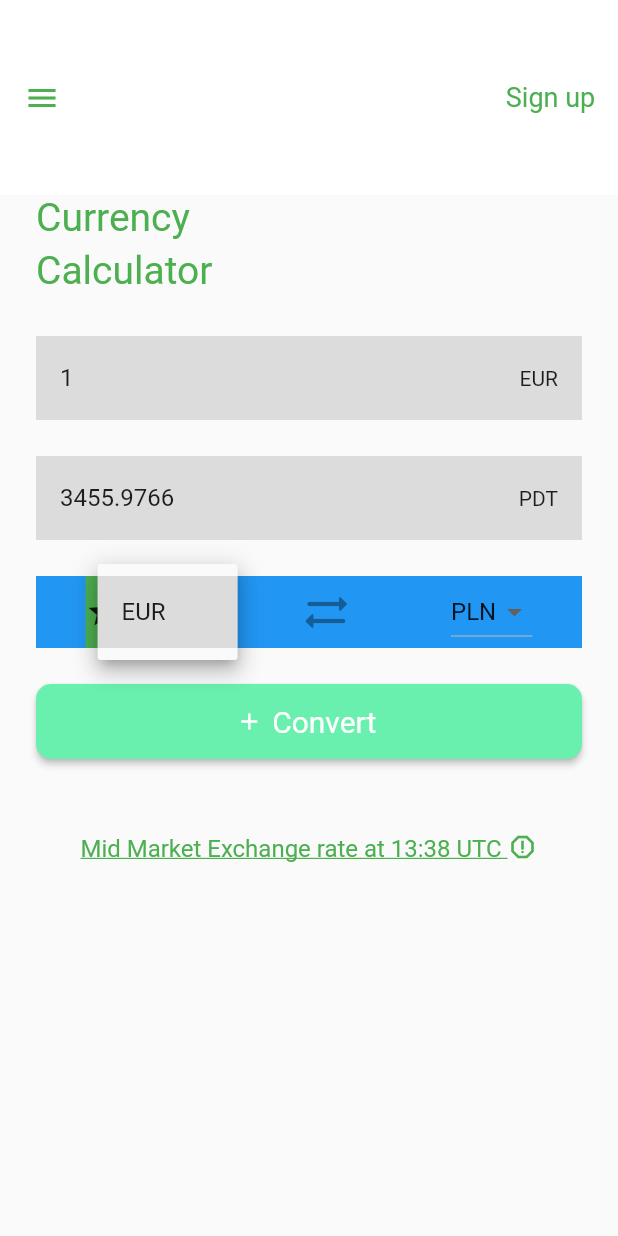
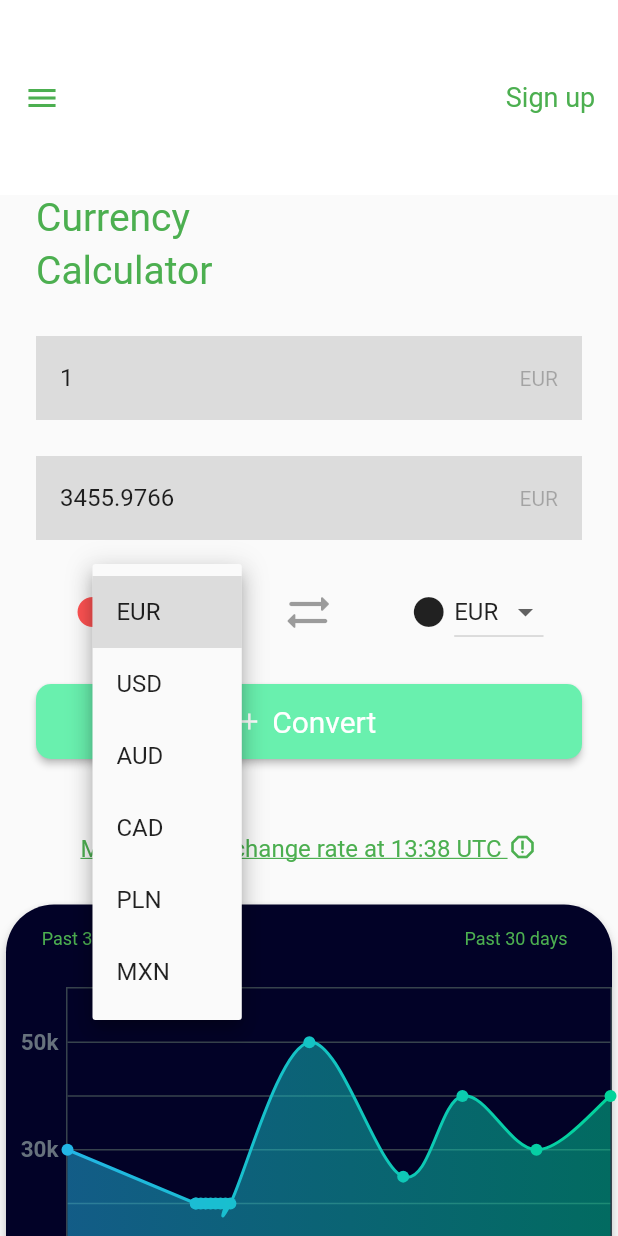
Before and after one commit to Javaworld22/currencyconversion, a Flutter app: the screen it shows after launch, after a tap on "EUR", on a phone screen of 412 x 824 dp. Run offline on Flutter 3.47's test engine with Material 2 defaults, Android fonts, the phone set to English and light mode, and no system bars; drawn by our look-alikes of fl_chart; our stand-ins replace fluttertoast; network calls fail.

Commit message:
second commit

```diff
--- /dev/null
+++ b/lib/data/api.dart
@@ -0,0 +1,23 @@
+
+class API{
+
+
+  static String BASE_URL = 'data.fixer.io';
+  static String LATEST = '/api/latest';
+  static String HISTORY = '/api/latest';
+  static String ACCESS_KEY = '11790e57851c4894b4163095bd122d8f';
+  static String EUR = 'EUR';
+  static String USD = 'USD';
+  static String AUD = 'AUD';
+  static String CAD = 'CAD';
+  static String PLN = 'PLN';
+  static String MXN = 'MXN';
+
+
+
+  // ? access_key = YOUR_ACCESS_KEY
+  // & base = GBP
+  // & symbols = USD,AUD,CAD,PLN,MXN
+
+
+}
--- /dev/null
+++ b/lib/data/repository.dart
@@ -0,0 +1,42 @@
+import 'dart:convert';
+
+import '../model/currency.dart';
+import 'api.dart';
+import 'package:http/http.dart' as http;
+import 'package:http/http.dart';
+
+class ApiRepository {
+
+  ApiRepository();
+
+  Future<void> getGBP(eur) async {
+    print('Getting from server');
+    var queryParameters = {
+      'access_key': API.ACCESS_KEY,
+      'base': eur,
+      'symbols': '${API.MXN},${API.USD}'
+    };
+
+    var uri =
+    Uri.http('${API.BASE_URL}', API.LATEST, queryParameters);
+
+    Response res = await http.get(uri,
+      headers: <String, String>{
+        'Content-Type': 'application/json; charset=UTF-8',
+      },);
+
+    if (res.statusCode == 200) {
+      print(res.statusCode);
+      print('getEur ${res.body}');
+    } else {
+      print(res.statusCode);
+      print('getEur ${res.body}');
+    }
+
+    try{
+      Currency.fromOject(jsonDecode(res.body));
+    }catch(e){
+
+    }
+  }
+}
--- /dev/null
+++ b/lib/helper/toast.dart
@@ -0,0 +1,16 @@
+import 'package:flutter/material.dart';
+import 'package:fluttertoast/fluttertoast.dart';
+
+class Toast{
+
+  void showToast(String message){
+    Fluttertoast.showToast(
+        msg: message,
+        //toastLength: Toast.LENGTH_SHORT,
+        gravity: ToastGravity.BOTTOM,
+        //timeInSecForIos: 1,
+        backgroundColor: Colors.blue,
+        textColor: Colors.white
+    );
+  }
+}
--- a/lib/main.dart
+++ b/lib/main.dart
@@ -1,7 +1,10 @@
+import 'package:currencyconversion/statemodel/currencyscope.dart';
 import 'package:currencyconversion/ui/currency_ui.dart';
+import 'package:currencyconversion/ui/graphui.dart';
 import 'package:currencyconversion/ui/rateui.dart';
 import 'package:currencyconversion/ui/textcurrencyui.dart';
 import 'package:flutter/material.dart';
+import 'package:scoped_model/scoped_model.dart';
 
 void main() {
   runApp(MyApp());
@@ -65,6 +68,7 @@ class _MyHomePageState extends State<MyHomePage> {
 
   @override
   Widget build(BuildContext context) {
+    CurrencyScope scopeModel = CurrencyScope();
     // This method is rerun every time setState is called, for instance as done
     // by the _incrementCounter method above.
     //
@@ -100,6 +104,11 @@ class _MyHomePageState extends State<MyHomePage> {
       body: Center(
         // Center is a layout widget. It takes a single child and positions it
         // in the middle of the parent.
+        child: ScopedModel<CurrencyScope>(
+          model: scopeModel,
+        child: SingleChildScrollView(
+          scrollDirection: Axis.vertical,
+          physics: ClampingScrollPhysics(),
         child: Column(
           // Column is also a layout widget. It takes a list of children and
           // arranges them vertically. By default, it sizes itself to fit its
@@ -128,7 +137,10 @@ class _MyHomePageState extends State<MyHomePage> {
             TextCurrenctUI('Calculator'),
             CurrencyUI(),
             CurrencyratingsUI(),
+            Graph(),
           ],
+        ),
+        ),
         ),
       ),
       // floatingActionButton: FloatingActionButton(
--- /dev/null
+++ b/lib/model/currency.dart
@@ -0,0 +1,35 @@
+class Currency{
+
+var mTimeStamp;
+var mBase;
+var mDate;
+var mRates;
+var mxn;
+var usd;
+var eur;
+var jpy;
+
+
+Currency.fromOject(dynamic o) {
+  this.mTimeStamp = o["timestamp"];
+  this.mBase = o["base"];
+  this.mDate = o["date"];
+  this.mRates = o["rates"];
+  print(mTimeStamp);
+  print(mBase);
+  print(mDate);
+  print(mRates);
+  Currency.fromRates(mRates);
+  }
+
+  Currency.fromRates(dynamic o){
+    this.mxn = o["MXN"];
+    this.usd = o["USD"];
+    this.eur = o["EUR"];
+    this.jpy = o["JPY"];
+    print(mxn);
+    print(eur);
+    print(usd);
+    print(jpy);
+  }
+}
--- /dev/null
+++ b/lib/statemodel/currencyscope.dart
@@ -0,0 +1,25 @@
+import 'package:scoped_model/scoped_model.dart';
+
+class CurrencyScope extends Model{
+
+  String dropdown1Value = 'EUR';
+  String dropdown2Value = 'EUR';
+
+void changeValue1(String value){
+  dropdown1Value = value;
+  notifyListeners();
+}
+
+   void changeValue2(String value){
+  dropdown2Value = value;
+  notifyListeners();
+   }
+
+   String value1(){
+    return dropdown1Value;
+   }
+
+   String value2(){
+    return dropdown2Value;
+   }
+}
--- a/lib/ui/currency_ui.dart
+++ b/lib/ui/currency_ui.dart
@@ -2,6 +2,9 @@ import 'dart:ui';
 
 import 'package:currencyconversion/ui/textcurrencyui.dart';
 import 'package:flutter/material.dart';
+import 'package:scoped_model/scoped_model.dart';
+
+import '../statemodel/currencyscope.dart';
 
 class CurrencyUI extends StatelessWidget{
 
@@ -12,6 +15,8 @@ class CurrencyUI extends StatelessWidget{
 
   @override
   Widget build(BuildContext context) {
+    return ScopedModelDescendant<CurrencyScope>(builder: (context, child, model)
+    {
       return Padding(
         padding: const EdgeInsets.all(24.0),
         child: Column(
@@ -20,7 +25,8 @@ class CurrencyUI extends StatelessWidget{
               color: Colors.black12,
               child: ListTile(
                   title: const Text('1'),
-            trailing: Text('EUR')
+                  trailing: Text(
+                    model.value1(), style: TextStyle(color: Colors.black26),)
               ),
             ),
             const SizedBox(
@@ -30,32 +36,41 @@ class CurrencyUI extends StatelessWidget{
               color: Colors.black12,
               child: ListTile(
                   title: const Text('3455.9766'),
-            trailing: Text('PDT')
+                  trailing: Text(
+                    model.value2(), style: TextStyle(color: Colors.black26),)
               ),
             ),
             const SizedBox(
               height: 24.0,
             ),
             Container(
-            color: Colors.blue,
+              //color: Colors.blue,
               child: Row(
                 mainAxisAlignment: MainAxisAlignment.spaceAround,
                 children: <Widget>[
                   Container(
-                color: Colors.green,
+                    //color: Colors.green,
                     child: Row(
                       mainAxisAlignment: MainAxisAlignment.spaceAround,
                       children: <Widget>[
-                    Icon(Icons.star),
+                        Icon(Icons.circle, color: Colors.redAccent,),
+                        SizedBox(width: 4,),
                         DropdownButton<String>(
                           //icon: Icon(Icons.star),
-                  value: dropdown1Value,
+                          value: model.value1(),
                           onChanged: (String newValue) {
                             //   setState(() {
-                    //     dropdown1Value = newValue;
+                                 model.changeValue1(newValue);
                             //   });
                           },
-                  items: <String>['EUR'].map<DropdownMenuItem<String>>((String value) {
+                          items: <String>[
+                            'EUR',
+                            'USD',
+                            'AUD',
+                            'CAD',
+                            'PLN',
+                            'MXN'
+                          ].map<DropdownMenuItem<String>>((String value) {
                             return DropdownMenuItem<String>(
                               value: value,
                               child: Text(value),
@@ -66,7 +81,8 @@ class CurrencyUI extends StatelessWidget{
                     ),
                   ),
                   Container(
-                  child: Icon(Icons.sync_alt_rounded, size: 34, color: Colors.black38,),
+                    child: Icon(
+                      Icons.sync_alt_rounded, size: 34, color: Colors.black38,),
                     // child: Row(
                     //   mainAxisAlignment: MainAxisAlignment.spaceAround,
                     //   children: <Widget>[
@@ -88,19 +104,33 @@ class CurrencyUI extends StatelessWidget{
                     //   ],
                     // ),
                   ),
+                  Row(
+                    mainAxisAlignment: MainAxisAlignment.spaceAround,
+                    children: <Widget>[
+                      Icon(Icons.circle),
+                      SizedBox(width: 5,),
                       DropdownButton<String>(
-                value: dropdown3Value,
+                        value: model.value2(),
                         onChanged: (String newValue) {
                           //   setState(() {
-                  //     dropdown1Value = newValue;
+                               model.changeValue2(newValue);
                           //   });
                         },
-                items: <String>['One', 'Two', 'EUR', 'PLN'].map<DropdownMenuItem<String>>((String value) {
+                        items: <String>[
+                          'EUR',
+                          'USD',
+                          'AUD',
+                          'CAD',
+                          'PLN',
+                          'MXN'
+                        ].map<DropdownMenuItem<String>>((String value) {
                           return DropdownMenuItem<String>(
                             value: value,
                             child: Text(value),
                           );
                         }).toList(),
+                      ),
+                    ],
                   ),
 
                 ],
@@ -109,11 +139,12 @@ class CurrencyUI extends StatelessWidget{
             const SizedBox(
               height: 24.0,
             ),
-          buildElevatedButton(const StadiumBorder(),context),
+            buildElevatedButton(const StadiumBorder(), context),
 
           ],
         ),
       );
+    });
   }
 
   Widget buildElevatedButton(OutlinedBorder shape, BuildContext context) {
--- a/lib/ui/graphui.dart
+++ b/lib/ui/graphui.dart
@@ -1,10 +1,133 @@
+import 'package:currencyconversion/data/api.dart';
+import 'package:currencyconversion/data/repository.dart';
+import 'package:fl_chart/fl_chart.dart';
 import 'package:flutter/cupertino.dart';
+import 'package:flutter/material.dart';
+import 'package:flutter/widgets.dart';
+
+import 'line_titles.dart';
 
 class Graph extends StatelessWidget{
 
+  final List<Color> gradientColors = [
+    const Color(0xff23b6e6),
+    const Color(0xff02d39a),
+  ];
+
+
   @override
-  Widget build(BuildContext context) {
+  Widget build(BuildContext context)  {
+    double width = MediaQuery.of(context).size.width;
+    ApiRepository().getGBP(API.EUR);
+  return Card(
+  elevation: 4,
+  shape: RoundedRectangleBorder(
+  borderRadius: BorderRadius.circular(32),
+  ),
+  color: const Color(0xff020227),
+  child: Padding(
+  padding: const EdgeInsets.only(top: 16),
+  child: Container(
+    width: width,
+  height: 300,
+    child: Column(
+      children: <Widget>[
+        Row(
+          //mainAxisSize: MainAxisSize.min,
+          mainAxisAlignment: MainAxisAlignment.spaceBetween,
+          children: <Widget>[
+        RichText(
+          text: TextSpan(
+            children: [
+              TextSpan(text: '        Past 30 days',
+                style: TextStyle(fontSize: 12, color: Colors.green,),),
+            ],
+          ),
+        ),
+            RichText(
+              text: TextSpan(
+                children: [
+                  TextSpan(text: 'Past 30 days          ',
+                    style: TextStyle(fontSize: 12, color: Colors.green,),),
+                ],
+              ),
+            ),
+    ],
+        ),
+        SizedBox(height: 25,),
+        Container(
+          width: width,
+          height: 260,
+        child: lineChartWidget(),
+        )
+      ],
+    ),
+  ),
+  ),
+  );
+}
 
-  }
+
+  Widget lineChartWidget() => LineChart(
+  LineChartData(
+  minX: 0,
+  maxX: 11,
+  minY: 0,
+  maxY: 6,
+    titlesData: LineTitles.getTitleData(),
+  gridData: FlGridData(
+    show: true,
+    getDrawingHorizontalLine: (value) {
+    return FlLine(
+    color: const Color(0xff37434d),
+    strokeWidth: 1,
+    );
+  },
+    drawVerticalLine: false,
+    getDrawingVerticalLine: (value) {
+      return FlLine(
+      color: const Color(0xff37434d),
+      strokeWidth: 1,
+    );
+  },
+  ),
+    borderData: FlBorderData(
+      show: true,
+      border: Border.all(color: const Color(0xff37434d), width: 1),
+    ),
+      lineBarsData: [
+      LineChartBarData(
+      spots: [
+      FlSpot(0, 3),
+    FlSpot(2.6, 2),
+        FlSpot(2.6, 2),
+        FlSpot(2.7, 2),
+        FlSpot(2.8, 2),
+        FlSpot(2.9, 2),
+        FlSpot(3.0, 2),
+        FlSpot(3.1, 2),
+        FlSpot(3.2, 2),
+        FlSpot(3.3, 2),
+    FlSpot(4.9, 5),
+    FlSpot(6.8, 2.5),
+    FlSpot(8, 4),
+    FlSpot(9.5, 3),
+    FlSpot(11, 4),
+    ],
+  isCurved: true,
+  colors: gradientColors,
+  barWidth: 2,
+   dotData: FlDotData(show: true),
+  belowBarData: BarAreaData(
+  show: true,
+      colors: gradientColors
+      .map((color) => color.withOpacity(0.5))
+      .toList(),
+          ),
+        ),
+      ],
+   ),
+  );
+
 
 }
--- /dev/null
+++ b/lib/ui/line_titles.dart
@@ -0,0 +1,53 @@
+
+import 'package:flutter/material.dart';
+
+
+import 'package:fl_chart/fl_chart.dart';
+
+class LineTitles {
+  static getTitleData() => FlTitlesData(
+    show: true,
+    bottomTitles: SideTitles(
+      showTitles: true,
+      reservedSize: 35,
+      getTextStyles: (value) => const TextStyle(
+        color: Color(0xff68737d),
+        fontWeight: FontWeight.bold,
+        fontSize: 16,
+      ),
+      getTitles: (value) {
+        switch (value.toInt()) {
+          case 2:
+            return 'MAR';
+          case 5:
+            return 'JUN';
+          case 8:
+            return 'SEP';
+        }
+        return '';
+      },
+      margin: 8,
+    ),
+    leftTitles: SideTitles(
+      showTitles: true,
+      getTextStyles: (value) => const TextStyle(
+        color: Color(0xff67727d),
+        fontWeight: FontWeight.bold,
+        fontSize: 15,
+      ),
+      getTitles: (value) {
+        switch (value.toInt()) {
+          case 1:
+            return '10k';
+          case 3:
+            return '30k';
+          case 5:
+            return '50k';
+        }
+        return '';
+      },
+      reservedSize: 35,
+      margin: 5,
+    ),
+  );
+}
--- a/pubspec.yaml
+++ b/pubspec.yaml
@@ -28,6 +28,10 @@ dependencies:
   # The following adds the Cupertino Icons font to your application.
   # Use with the CupertinoIcons class for iOS style icons.
   cupertino_icons: ^1.0.2
+  fl_chart: ^0.12.0
+  http: ^0.12.0+4
+  fluttertoast: ^8.0.8
+  scoped_model: ^1.1.0
 
 dev_dependencies:
   flutter_test:
```
Also changed, not shown: pubspec.lock. Lines whose indentation alone changed are shown as unchanged.
